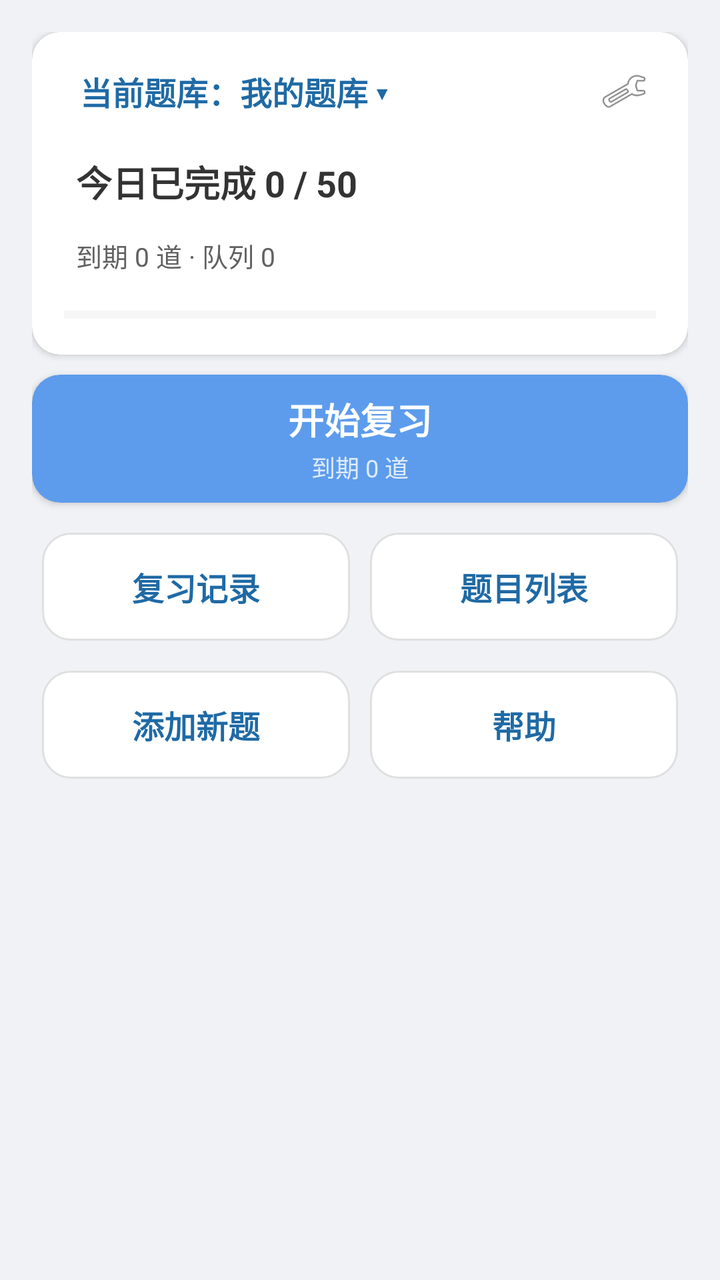
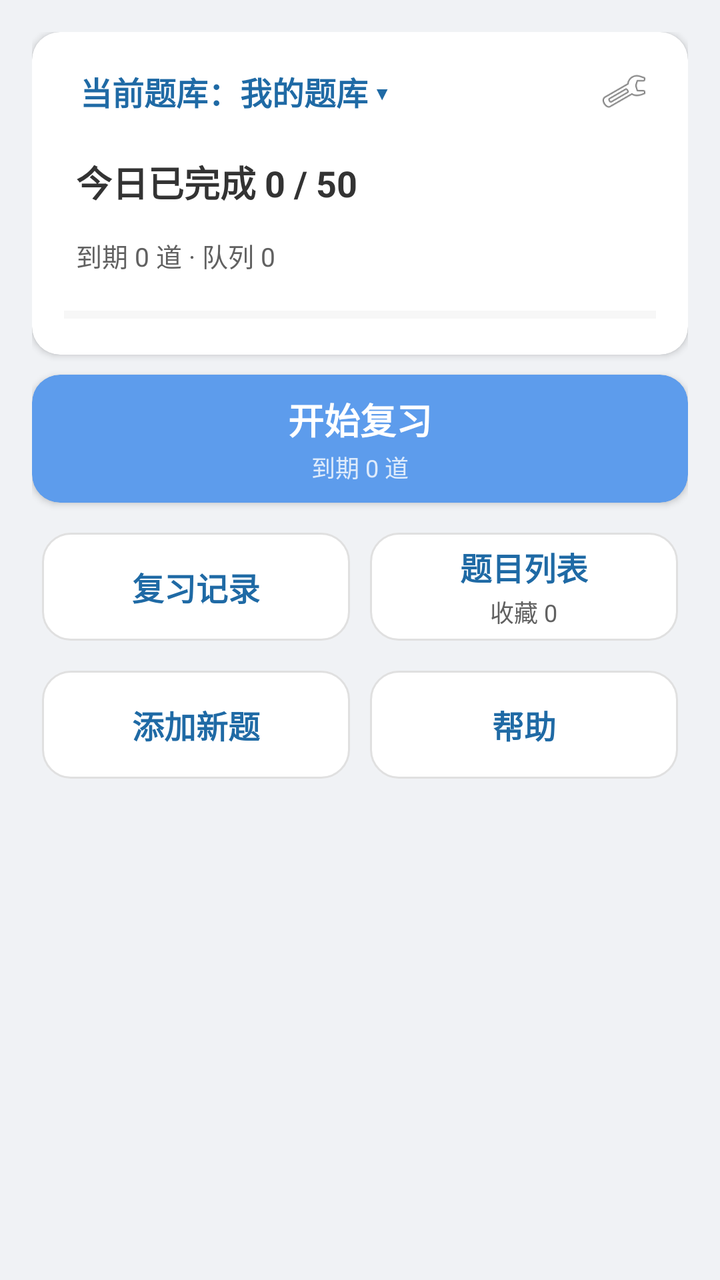

Two renders of the same Android screen: before a commit and after it. Below are the layout's source before the change and the commit's diff.
<!-- AndroidManifest.xml: application theme Theme.Demo -->
<!-- res/layout/activity_main.xml -->
<?xml version="1.0" encoding="utf-8"?>
<ScrollView xmlns:android="http://schemas.android.com/apk/res/android"
    xmlns:app="http://schemas.android.com/apk/res-auto"
    android:layout_width="match_parent"
    android:layout_height="match_parent"
    android:background="@color/home_bg"
    android:fillViewport="true">

    <LinearLayout
        android:layout_width="match_parent"
        android:layout_height="wrap_content"
        android:orientation="vertical"
        android:padding="@dimen/home_padding"
        android:gravity="top|center_horizontal">

        
        <androidx.cardview.widget.CardView
            android:layout_width="match_parent"
            android:layout_height="wrap_content"
            app:cardBackgroundColor="@color/home_card"
            app:cardCornerRadius="@dimen/home_card_corner"
            android:layout_marginBottom="@dimen/home_card_margin">

            <LinearLayout
                android:layout_width="match_parent"
                android:layout_height="wrap_content"
                android:orientation="vertical"
                android:paddingLeft="@dimen/home_info_padding"
                android:paddingRight="@dimen/home_info_padding"
                android:paddingBottom="@dimen/home_info_padding"
                android:paddingTop="10dp">

                <LinearLayout
                    android:layout_width="match_parent"
                    android:layout_height="wrap_content"
                    android:orientation="horizontal"
                    android:gravity="center_vertical">

                    <TextView
                        android:id="@+id/tv_current_bank"
                        android:layout_width="0dp"
                        android:layout_height="wrap_content"
                        android:layout_weight="1"
                        android:clickable="true"
                        android:focusable="true"
                        android:foreground="?attr/selectableItemBackground"
                        android:padding="8dp"
                        android:text="当前题库：我的题库 ▾"
                        android:textSize="16sp"
                        android:textStyle="bold"
                        android:textColor="@color/detail_primary" />

                    <ImageView
                        android:id="@+id/ic_setting"
                        android:layout_width="32dp"
                        android:layout_height="32dp"
                        android:clickable="true"
                        android:focusable="true"
                        android:foreground="?attr/selectableItemBackground"
                        android:padding="4dp"
                        android:contentDescription="设置"
                        android:src="@android:drawable/ic_menu_preferences" />
                </LinearLayout>

                <TextView
                    android:id="@+id/tv_today_main"
                    android:layout_width="match_parent"
                    android:layout_height="wrap_content"
                    android:layout_marginTop="6dp"
                    android:clickable="true"
                    android:focusable="true"
                    android:foreground="?attr/selectableItemBackground"
                    android:padding="6dp"
                    android:contentDescription="修改每日复习量"
                    android:text="今日已完成 0 / 50"
                    android:textSize="18sp"
                    android:textStyle="bold"
                    android:textColor="@color/home_text_primary" />

                <TextView
                    android:id="@+id/tv_today_sub"
                    android:layout_width="match_parent"
                    android:layout_height="wrap_content"
                    android:layout_marginTop="2dp"
                    android:clickable="true"
                    android:focusable="true"
                    android:foreground="?attr/selectableItemBackground"
                    android:padding="6dp"
                    android:text="到期 0 道 · 队列 0"
                    android:textSize="13sp"
                    android:textColor="@color/home_text_secondary" />

                <ProgressBar
                    android:id="@+id/progress_today"
                    style="?android:attr/progressBarStyleHorizontal"
                    android:layout_width="match_parent"
                    android:layout_height="@dimen/home_progress_height"
                    android:layout_marginTop="10dp"
                    android:max="100"
                    android:progress="0"
                    android:progressTint="@color/home_primary"
                    android:progressBackgroundTint="@color/home_stroke" />

                <LinearLayout
                    android:id="@+id/checkin_row"
                    android:layout_width="match_parent"
                    android:layout_height="wrap_content"
                    android:orientation="horizontal"
                    android:gravity="center_vertical"
                    android:layout_marginTop="10dp"
                    android:visibility="gone">

                    <TextView
                        android:id="@+id/tv_checkin"
                        android:layout_width="0dp"
                        android:layout_height="wrap_content"
                        android:layout_weight="1"
                        android:clickable="true"
                        android:focusable="true"
                        android:foreground="?attr/selectableItemBackground"
                        android:padding="6dp"
                        android:textSize="13sp"
                        android:textColor="@color/home_text_secondary" />

                    <ImageView
                        android:id="@+id/iv_checkin_calendar"
                        android:layout_width="32dp"
                        android:layout_height="32dp"
                        android:layout_gravity="end"
                        android:clickable="true"
                        android:focusable="true"
                        android:foreground="?attr/selectableItemBackground"
                        android:padding="4dp"
                        android:contentDescription="打卡日历"
                        android:src="@android:drawable/ic_menu_agenda" />
                </LinearLayout>

                <TextView
                    android:id="@+id/tv_empty_hint"
                    android:layout_width="match_parent"
                    android:layout_height="wrap_content"
                    android:layout_marginTop="8dp"
                    android:visibility="gone"
                    android:text="当前题库还没有题目，先添加新题吧"
                    android:textSize="13sp"
                    android:textColor="@color/detail_warn" />
            </LinearLayout>
        </androidx.cardview.widget.CardView>

        
        <androidx.cardview.widget.CardView
            android:id="@+id/btn_review"
            android:layout_width="match_parent"
            android:layout_height="@dimen/home_primary_height"
            android:clickable="true"
            android:focusable="true"
            app:cardBackgroundColor="@color/home_primary"
            app:cardCornerRadius="@dimen/home_card_corner"
            android:foreground="?attr/selectableItemBackground"
            android:contentDescription="开始复习"
            android:layout_marginBottom="@dimen/home_inner_margin">

            <LinearLayout
                android:layout_width="match_parent"
                android:layout_height="match_parent"
                android:orientation="vertical"
                android:gravity="center">

                <TextView
                    android:layout_width="wrap_content"
                    android:layout_height="wrap_content"
                    android:text="开始复习"
                    android:textColor="#FFFFFF"
                    android:textSize="18sp"
                    android:textStyle="bold" />

                <TextView
                    android:id="@+id/tv_review_sub"
                    android:layout_width="wrap_content"
                    android:layout_height="wrap_content"
                    android:layout_marginTop="2dp"
                    android:text="到期 0 道"
                    android:textColor="@color/home_on_primary_secondary"
                    android:textSize="12sp" />
            </LinearLayout>
        </androidx.cardview.widget.CardView>

        
        <LinearLayout
            android:layout_width="match_parent"
            android:layout_height="wrap_content"
            android:orientation="horizontal"
            android:layout_marginTop="@dimen/home_inner_margin">

            <LinearLayout
                android:id="@+id/btn_history"
                android:layout_width="0dp"
                android:layout_height="@dimen/home_secondary_height"
                android:layout_weight="1"
                android:clickable="true"
                android:focusable="true"
                android:background="@drawable/bg_home_secondary"
                android:foreground="?attr/selectableItemBackground"
                android:contentDescription="复习记录"
                android:gravity="center"
                android:layout_margin="@dimen/home_inner_margin">

                <TextView
                    android:layout_width="wrap_content"
                    android:layout_height="wrap_content"
                    android:text="复习记录"
                    android:textColor="@color/detail_primary"
                    android:textSize="16sp"
                    android:textStyle="bold" />
            </LinearLayout>

            <LinearLayout
                android:id="@+id/btn_bank"
                android:layout_width="0dp"
                android:layout_height="@dimen/home_secondary_height"
                android:layout_weight="1"
                android:clickable="true"
                android:focusable="true"
                android:background="@drawable/bg_home_secondary"
                android:foreground="?attr/selectableItemBackground"
                android:contentDescription="题目列表"
                android:gravity="center"
                android:layout_margin="@dimen/home_inner_margin">

                <TextView
                    android:layout_width="wrap_content"
                    android:layout_height="wrap_content"
                    android:text="题目列表"
                    android:textColor="@color/detail_primary"
                    android:textSize="16sp"
                    android:textStyle="bold" />
            </LinearLayout>
        </LinearLayout>

        
        <LinearLayout
            android:layout_width="match_parent"
            android:layout_height="wrap_content"
            android:orientation="horizontal"
            android:layout_marginTop="@dimen/home_inner_margin">

            <LinearLayout
                android:id="@+id/btn_add"
                android:layout_width="0dp"
                android:layout_height="@dimen/home_secondary_height"
                android:layout_weight="1"
                android:clickable="true"
                android:focusable="true"
                android:background="@drawable/bg_home_secondary"
                android:foreground="?attr/selectableItemBackground"
                android:contentDescription="添加新题"
                android:gravity="center"
                android:layout_margin="@dimen/home_inner_margin">

                <TextView
                    android:layout_width="wrap_content"
                    android:layout_height="wrap_content"
                    android:text="添加新题"
                    android:textColor="@color/detail_primary"
                    android:textSize="16sp"
                    android:textStyle="bold" />
            </LinearLayout>

            <LinearLayout
                android:id="@+id/btn_help"
                android:layout_width="0dp"
                android:layout_height="@dimen/home_secondary_height"
                android:layout_weight="1"
                android:clickable="true"
                android:focusable="true"
                android:background="@drawable/bg_home_secondary"
                android:foreground="?attr/selectableItemBackground"
                android:contentDescription="帮助"
                android:gravity="center"
                android:layout_margin="@dimen/home_inner_margin">

                <TextView
                    android:layout_width="wrap_content"
                    android:layout_height="wrap_content"
                    android:text="帮助"
                    android:textColor="@color/detail_primary"
                    android:textSize="16sp"
                    android:textStyle="bold" />
            </LinearLayout>
        </LinearLayout>

    </LinearLayout>
</ScrollView>
<!-- resources referenced by this layout -->
<resources>
  <color name="detail_primary">#1F6AA5</color>
  <color name="detail_warn">#FF9800</color>
  <color name="home_bg">#F0F2F5</color>
  <color name="home_card">#FFFFFF</color>
  <color name="home_on_primary_secondary">#CCFFFFFF</color>
  <color name="home_primary">#5D9CEC</color>
  <color name="home_stroke">#E0E0E0</color>
  <color name="home_text_primary">#333333</color>
  <color name="home_text_secondary">#616161</color>
  <dimen name="home_card_corner">14dp</dimen>
  <dimen name="home_card_margin">10dp</dimen>
  <dimen name="home_info_padding">16dp</dimen>
  <dimen name="home_inner_margin">5dp</dimen>
  <dimen name="home_padding">16dp</dimen>
  <dimen name="home_primary_height">64dp</dimen>
  <dimen name="home_progress_height">8dp</dimen>
  <dimen name="home_secondary_height">54dp</dimen>
  <!-- drawable bg_home_secondary (drawable) -->
  <?xml version="1.0" encoding="utf-8"?>
  <shape xmlns:android="http://schemas.android.com/apk/res/android"
      android:shape="rectangle">
      <corners android:radius="@dimen/home_card_corner" />
      <solid android:color="@color/home_card" />
      <stroke android:width="1dp" android:color="@color/home_stroke" />
  </shape>
  <style name="Theme.Demo" parent="Base.Theme.Demo" />
  <style name="Base.Theme.Demo" parent="Theme.Material3.DayNight.NoActionBar">
          
          
      </style>
</resources>

<!-- the commit's change to res/layout/activity_main.xml (unified diff, before → after) -->
@@ -224,6 +224,7 @@
                 android:background="@drawable/bg_home_secondary"
                 android:foreground="?attr/selectableItemBackground"
                 android:contentDescription="题目列表"
+                android:orientation="vertical"
                 android:gravity="center"
                 android:layout_margin="@dimen/home_inner_margin">
 
@@ -234,6 +235,15 @@
                     android:textColor="@color/detail_primary"
                     android:textSize="16sp"
                     android:textStyle="bold" />
+
+                <TextView
+                    android:id="@+id/tv_bank_sub"
+                    android:layout_width="wrap_content"
+                    android:layout_height="wrap_content"
+                    android:layout_marginTop="2dp"
+                    android:text="收藏 0"
+                    android:textColor="@color/home_text_secondary"
+                    android:textSize="12sp" />
             </LinearLayout>
         </LinearLayout>
 
